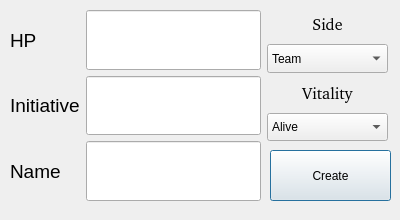
Before: the Qt Designer form src/CombatantDialog/combatantdialog.ui in lazaropo/2EManager, drawn with Qt 5.
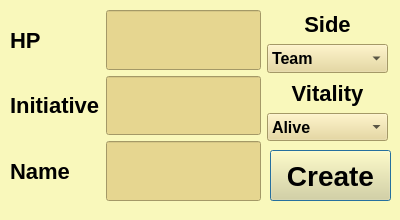
After: the same form once the commit is applied.

Commit message: a little pastel colors paint at scrolling bar and etc

Patch:
```diff
--- a/src/CombatantDialog/combatantdialog.ui
+++ b/src/CombatantDialog/combatantdialog.ui
@@ -13,6 +13,37 @@
   <property name="windowTitle">
    <string>CombatantDialog</string>
   </property>
+  <property name="styleSheet">
+   <string notr="true">QDialog#CombatantDialog{
+background-color: rgb(249,248,187);
+}
+
+QLabel{
+font:  bold  22px;
+color: black
+}
+
+QPushButton {
+font: bold  28px;
+color: black;
+}
+
+QLineEdit{
+background-color: rgb(230,214,144);
+font: bold  28px;
+color: black;
+}
+
+QComboBox{
+background-color: rgb(230,214,144);
+font:  bold  16px;
+color: black
+}
+
+QPushButton {
+background-color: rgb(230,214,144);
+}</string>
+  </property>
   <widget class="QPushButton" name="pushButton_finish">
    <property name="geometry">
     <rect>
@@ -40,8 +71,10 @@
      <widget class="QLabel" name="label_side">
       <property name="font">
        <font>
-        <family>Bitstream Charter</family>
-        <pointsize>12</pointsize>
+        <family>Ubuntu</family>
+        <pointsize>-1</pointsize>
+        <italic>false</italic>
+        <bold>true</bold>
        </font>
       </property>
       <property name="text">
@@ -81,8 +114,10 @@
      <widget class="QLabel" name="label_vitality">
       <property name="font">
        <font>
-        <family>Bitstream Charter</family>
-        <pointsize>12</pointsize>
+        <family>Ubuntu</family>
+        <pointsize>-1</pointsize>
+        <italic>false</italic>
+        <bold>true</bold>
        </font>
       </property>
       <property name="text">
@@ -146,7 +181,9 @@
       </property>
       <property name="font">
        <font>
-        <pointsize>14</pointsize>
+        <pointsize>-1</pointsize>
+        <italic>false</italic>
+        <bold>true</bold>
        </font>
       </property>
       <property name="text">
@@ -187,7 +224,9 @@
       </property>
       <property name="font">
        <font>
-        <pointsize>14</pointsize>
+        <pointsize>-1</pointsize>
+        <italic>false</italic>
+        <bold>true</bold>
        </font>
       </property>
       <property name="text">
@@ -218,7 +257,9 @@
       </property>
       <property name="font">
        <font>
-        <pointsize>14</pointsize>
+        <pointsize>-1</pointsize>
+        <italic>false</italic>
+        <bold>true</bold>
        </font>
       </property>
       <property name="text">
```
The commit also changes 8 other files.
